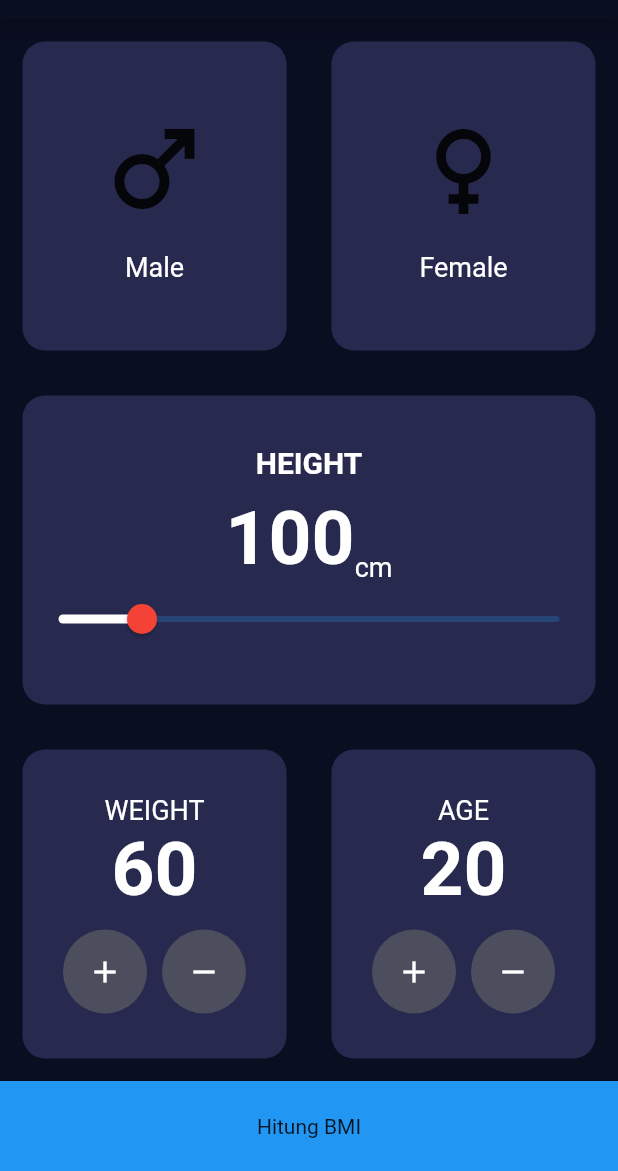
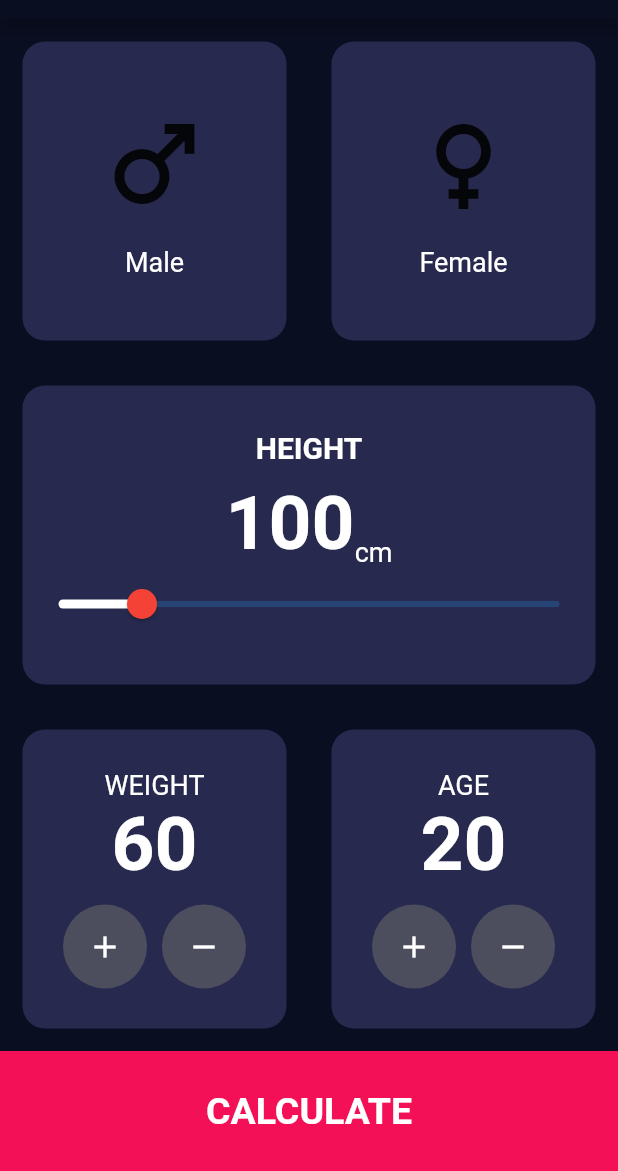
Before and after one commit to maviswisanggeni/bmi-calculator-app, a Flutter app: the screen it shows after launch, on a phone screen of 412 x 824 dp, the part 65-1236 px from its top. Run offline on Flutter 3.47's test engine with Material 2 defaults, Android fonts, the phone set to English and light mode, and no system bars.

Commit message:
style: [MW] Calculate Button styles

```diff
--- a/lib/views/bmi_data_screen.dart
+++ b/lib/views/bmi_data_screen.dart
@@ -217,9 +217,18 @@ class _BmiDataScreenState extends State<BmiDataScreen> {
             );
           },
           child: Container(
-            color: Colors.blue,
-            height: 60,
-            child: Center(child: Text('Hitung BMI')),
+            color: Color(0xffF41056),
+            height: 80,
+            child: Center(
+              child: Text(
+                'CALCULATE',
+                style: TextStyle(
+                  fontSize: 25,
+                  fontWeight: FontWeight.bold,
+                  color: Colors.white,
+                ),
+              ),
+            ),
           ),
         )
       ]),
```
